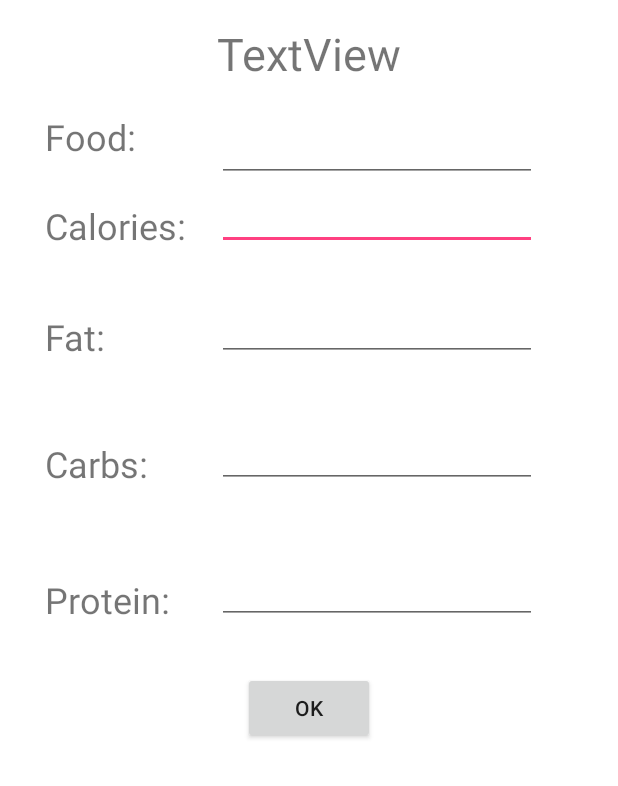
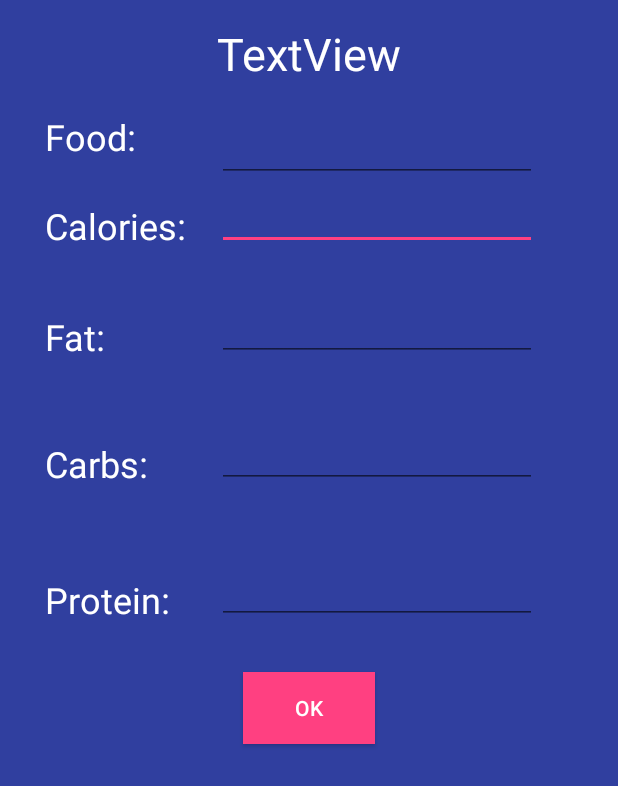
Before and after one commit to RutgersSoftwareEngineeringGroup13/Be-Healthy, an Android app: the layout food_journal.xml on its own in the app's theme, with its tools: preview values and no code run, on a phone screen of 412 x 824 dp. Shown: the top 786 px of the screen. Run offline under Robolectric (Android 15) with nearby library versions, the phone set to English and light mode, and no system bars.

Commit message:
Nishant Gupt 4/22/17

```diff
--- a/app/src/main/res/layout/food_journal.xml
+++ b/app/src/main/res/layout/food_journal.xml
@@ -8,7 +8,7 @@
     <RelativeLayout
         android:layout_width="match_parent"
         android:layout_height="match_parent"
-        android:background="@drawable/white_square">
+        android:background="@color/colorPrimaryDark">
 
         <TextView
             android:id="@+id/ProText"
@@ -18,7 +18,8 @@
             android:layout_below="@+id/CarbText"
             android:layout_marginTop="58dp"
             android:text="Protein:"
-            android:textSize="24sp" />
+            android:textSize="24sp"
+            android:textColor="@color/white"/>
 
         <TextView
             android:id="@+id/CarbText"
@@ -28,7 +29,8 @@
             android:layout_below="@+id/FatText"
             android:layout_marginTop="52dp"
             android:text="Carbs:"
-            android:textSize="24sp" />
+            android:textSize="24sp"
+            android:textColor="@color/white"/>
 
         <TextView
             android:id="@+id/FatText"
@@ -38,7 +40,8 @@
             android:text="Fat:"
             android:textSize="24sp"
             android:layout_below="@+id/CalText"
-            android:layout_alignStart="@+id/CalText" />
+            android:layout_alignStart="@+id/CalText"
+            android:textColor="@color/white"/>
 
         <TextView
             android:id="@+id/foodDate"
@@ -48,7 +51,8 @@
             android:textSize="30sp"
             android:layout_alignParentTop="true"
             android:layout_centerHorizontal="true"
-            android:layout_marginTop="15dp" />
+            android:layout_marginTop="15dp"
+            android:textColor="@color/white"/>
 
         <TextView
             android:id="@+id/CalText"
@@ -59,7 +63,8 @@
             android:layout_marginStart="30dp"
             android:layout_marginTop="78dp"
             android:text="Calories:"
-            android:textSize="24sp" />
+            android:textSize="24sp"
+            android:textColor="@color/white"/>
 
         <EditText
             android:id="@+id/calories"
@@ -104,7 +109,9 @@
             android:text="OK"
             android:layout_below="@+id/protein"
             android:layout_centerHorizontal="true"
-            android:layout_marginTop="32dp" />
+            android:layout_marginTop="32dp"
+            android:background="@color/colorAccent"
+            android:textColor="@color/white"/>
 
         <TextView
             android:id="@+id/foodText"
@@ -114,7 +121,8 @@
             android:layout_alignStart="@+id/CalText"
             android:layout_marginBottom="14dp"
             android:text="Food:"
-            android:textSize="24sp" />
+            android:textSize="24sp"
+            android:textColor="@color/white"/>
 
         <EditText
             android:id="@+id/foodName"
```
